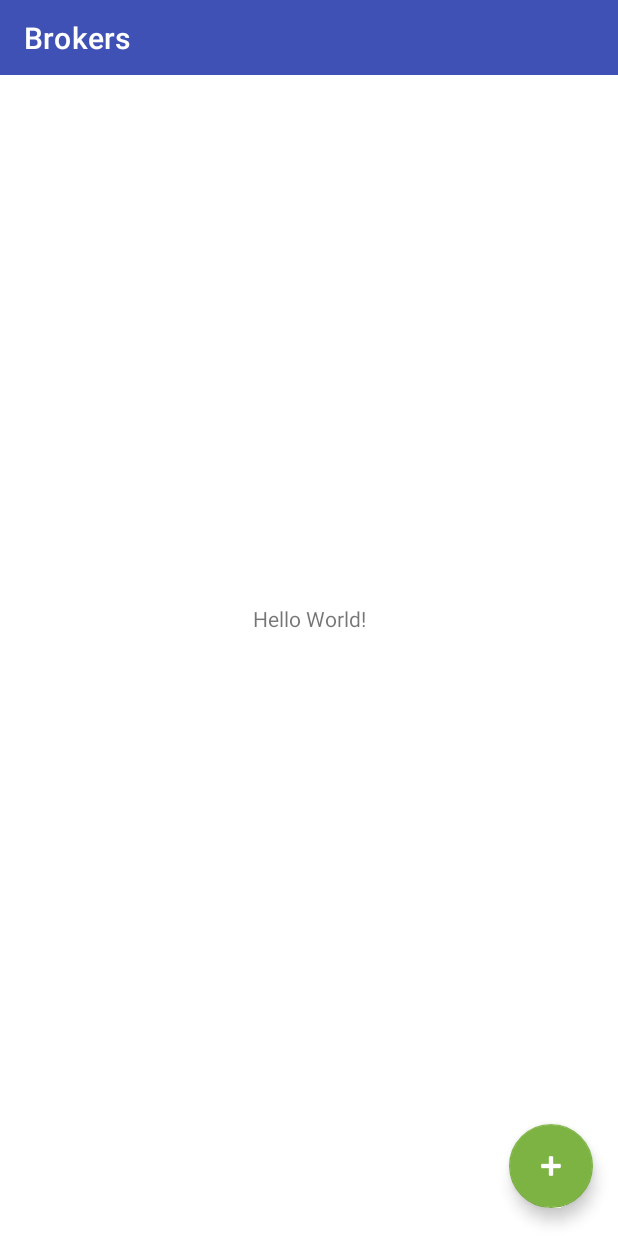
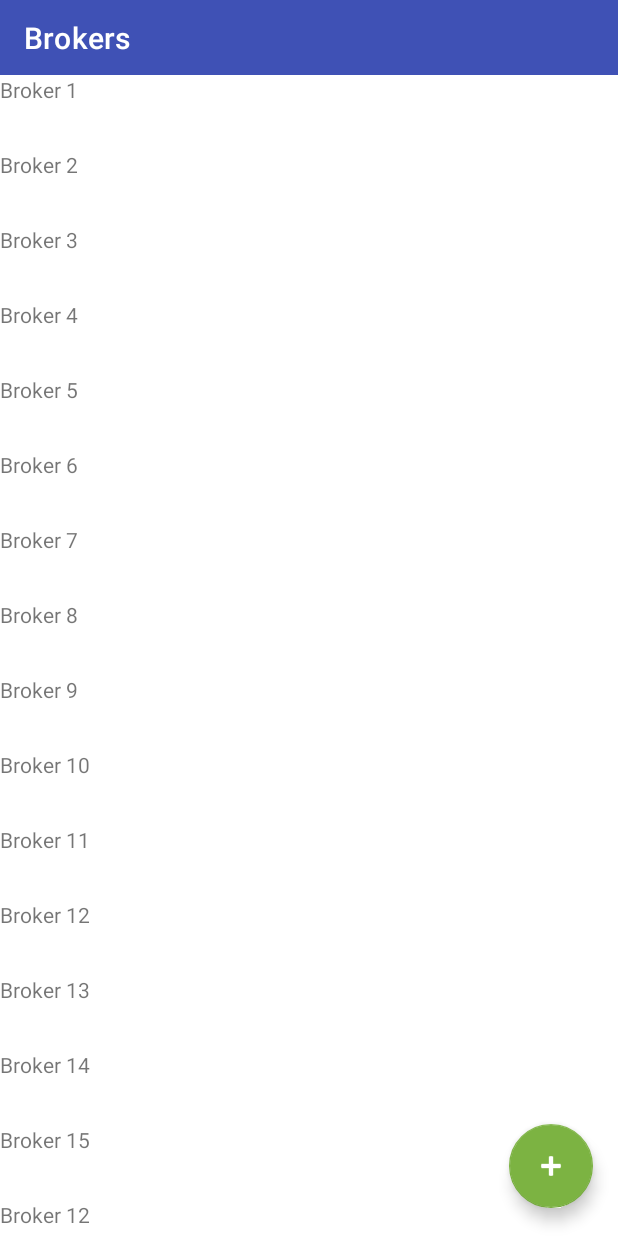
Before and after one commit to yurtsiv/MQTTPlay, an Android app: the screen it shows after launch (MainActivity), on a phone screen of 412 x 824 dp. Run offline under Robolectric (Android 15) with nearby library versions, the phone set to English and light mode, and no system bars.

Commit message:
example brokers list

```diff
--- a/app/src/main/java/com/example/mqttplay/MainActivity.kt
+++ b/app/src/main/java/com/example/mqttplay/MainActivity.kt
@@ -6,20 +6,30 @@ import androidx.appcompat.app.AppCompatActivity
 import android.os.Bundle
 import android.util.AttributeSet
 import android.view.View
+import androidx.recyclerview.widget.RecyclerView
+import com.example.mqttplay.adapter.BrokerItemAdapter
+import com.example.mqttplay.data.DataSource
 import com.google.android.material.appbar.MaterialToolbar
 import com.google.android.material.floatingactionbutton.FloatingActionButton
 
 class MainActivity : AppCompatActivity() {
-    override fun onCreateView(name: String, context: Context, attrs: AttributeSet): View? {
-        return super.onCreateView(name, context, attrs)
-    }
-
     override fun onCreate(savedInstanceState: Bundle?) {
         super.onCreate(savedInstanceState)
         setContentView(R.layout.activity_main)
 
         setupToolbar()
+        setupBrokersList()
+        setupAddBrokerBtn()
+    }
 
+    private fun setupBrokersList() {
+        val dataSet = DataSource().loadBrokers()
+        val recyclerView = findViewById<RecyclerView>(R.id.brokersRecyclerView)
+        recyclerView.adapter = BrokerItemAdapter(this, dataSet)
+        recyclerView.setHasFixedSize(true)
+    }
+
+    private fun setupAddBrokerBtn() {
         val addBrokerBtn = findViewById<FloatingActionButton>( R.id.addBrokerBtn)
         addBrokerBtn.setOnClickListener {
             intent = Intent(this, AddBrokerActivity::class.java)
--- /dev/null
+++ b/app/src/main/java/com/example/mqttplay/adapter/BrokerItemAdapter.kt
@@ -0,0 +1,32 @@
+package com.example.mqttplay.adapter
+
+import android.content.Context
+import android.view.LayoutInflater
+import android.view.View
+import android.view.ViewGroup
+import android.widget.TextView
+import androidx.recyclerview.widget.RecyclerView
+import com.example.mqttplay.R
+import com.example.mqttplay.model.Broker
+
+class BrokerItemAdapter(private val context: Context, private val dataSet: List<Broker>):
+        RecyclerView.Adapter<BrokerItemAdapter.ItemViewHolder>() {
+
+    class ItemViewHolder(private val view: View): RecyclerView.ViewHolder(view) {
+        val textView: TextView = view.findViewById(R.id.item_title)
+    }
+
+    override fun onCreateViewHolder(parent: ViewGroup, viewType: Int): ItemViewHolder {
+        val adapterLayout = LayoutInflater.from(parent.context)
+                .inflate(R.layout.broker_list_item, parent, false)
+
+        return ItemViewHolder(adapterLayout)
+    }
+
+    override fun onBindViewHolder(holder: ItemViewHolder, position: Int) {
+        val item = dataSet[position]
+        holder.textView.text = context.resources.getString(item.strResourceId)
+    }
+
+    override fun getItemCount() = dataSet.size
+}
--- /dev/null
+++ b/app/src/main/java/com/example/mqttplay/data/DataSource.kt
@@ -0,0 +1,30 @@
+package com.example.mqttplay.data
+
+import com.example.mqttplay.R
+import com.example.mqttplay.model.Broker
+
+class DataSource {
+    fun loadBrokers(): List<Broker> {
+        return listOf<Broker>(
+                Broker(R.string.broker1),
+                Broker(R.string.broker2),
+                Broker(R.string.broker3),
+                Broker(R.string.broker4),
+                Broker(R.string.broker5),
+                Broker(R.string.broker6),
+                Broker(R.string.broker7),
+                Broker(R.string.broker8),
+                Broker(R.string.broker9),
+                Broker(R.string.broker10),
+                Broker(R.string.broker11),
+                Broker(R.string.broker12),
+                Broker(R.string.broker13),
+                Broker(R.string.broker14),
+                Broker(R.string.broker15),
+                Broker(R.string.broker12),
+                Broker(R.string.broker13),
+                Broker(R.string.broker14),
+                Broker(R.string.broker15)
+        )
+    }
+}
--- /dev/null
+++ b/app/src/main/java/com/example/mqttplay/model/Broker.kt
@@ -0,0 +1,3 @@
+package com.example.mqttplay.model
+
+data class Broker(val strResourceId: Int)
--- a/app/src/main/res/layout/activity_main.xml
+++ b/app/src/main/res/layout/activity_main.xml
@@ -5,6 +5,11 @@
     android:layout_width="match_parent"
     android:layout_height="match_parent"
     tools:context=".MainActivity">
+
+    <LinearLayout
+        android:layout_width="match_parent"
+        android:layout_height="match_parent"
+        android:orientation="vertical">
 
         <com.google.android.material.appbar.MaterialToolbar
             android:id="@+id/mainActivityToolbar"
@@ -14,17 +19,20 @@
             android:theme="@style/ToolbarStyle"
             app:layout_constraintEnd_toEndOf="parent"
             app:layout_constraintStart_toStartOf="parent"
-        app:layout_constraintTop_toTopOf="parent"
-    />
+            app:layout_constraintTop_toTopOf="parent" />
 
-    <TextView
-        android:layout_width="wrap_content"
-        android:layout_height="wrap_content"
-        android:text="Hello World!"
+        <androidx.recyclerview.widget.RecyclerView
+            android:id="@+id/brokersRecyclerView"
+            android:layout_width="match_parent"
+            android:layout_height="match_parent"
+            app:layoutManager="androidx.recyclerview.widget.LinearLayoutManager"
+            app:layout_constrainedHeight="true"
             app:layout_constraintBottom_toBottomOf="parent"
-        app:layout_constraintLeft_toLeftOf="parent"
-        app:layout_constraintRight_toRightOf="parent"
-        app:layout_constraintTop_toTopOf="parent" />
+            app:layout_constraintEnd_toEndOf="parent"
+            app:layout_constraintStart_toStartOf="parent"
+            app:layout_constraintTop_toBottomOf="@+id/mainActivityToolbar"
+            android:clickable="true" />
+    </LinearLayout>
 
     <com.google.android.material.floatingactionbutton.FloatingActionButton
         android:id="@+id/addBrokerBtn"
@@ -43,4 +51,5 @@
         app:srcCompat="@android:drawable/ic_input_add"
         app:tint="#FFFFFF" />
 
+
 </androidx.constraintlayout.widget.ConstraintLayout>
--- /dev/null
+++ b/app/src/main/res/layout/broker_list_item.xml
@@ -0,0 +1,12 @@
+<?xml version="1.0" encoding="utf-8"?>
+
+<LinearLayout xmlns:android="http://schemas.android.com/apk/res/android"
+    android:layout_width="match_parent"
+    android:layout_height="wrap_content"
+    android:clickable="true">
+
+    <TextView xmlns:android="http://schemas.android.com/apk/res/android"
+        android:id="@+id/item_title"
+        android:layout_width="wrap_content"
+        android:layout_height="50dp" />
+</LinearLayout>
--- /dev/null
+++ b/app/src/main/res/values/brokers_sample.xml
@@ -0,0 +1,18 @@
+<?xml version="1.0" encoding="utf-8"?>
+<resources>
+    <string name="broker1">Broker 1</string>
+    <string name="broker2">Broker 2</string>
+    <string name="broker3">Broker 3</string>
+    <string name="broker4">Broker 4</string>
+    <string name="broker5">Broker 5</string>
+    <string name="broker6">Broker 6</string>
+    <string name="broker7">Broker 7</string>
+    <string name="broker8">Broker 8</string>
+    <string name="broker9">Broker 9</string>
+    <string name="broker10">Broker 10</string>
+    <string name="broker11">Broker 11</string>
+    <string name="broker12">Broker 12</string>
+    <string name="broker13">Broker 13</string>
+    <string name="broker14">Broker 14</string>
+    <string name="broker15">Broker 15</string>
+</resources>
```
Lines whose indentation alone changed are shown as unchanged.
